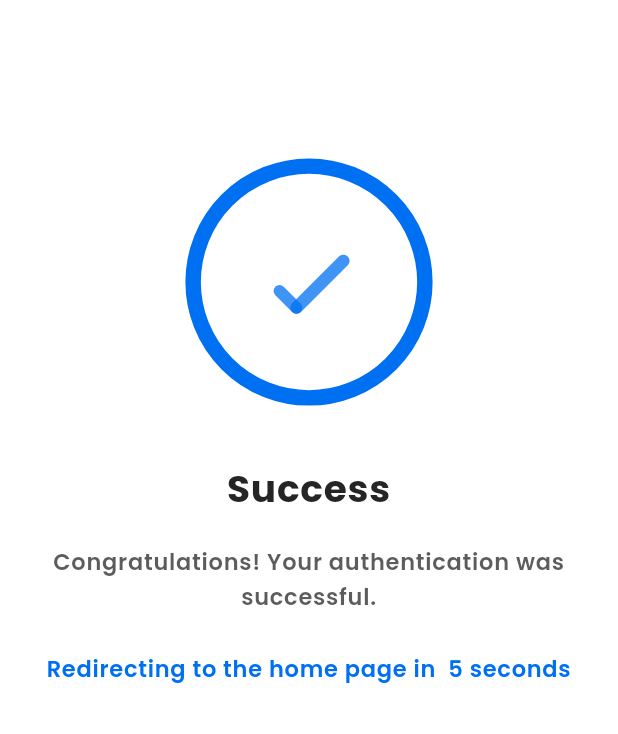
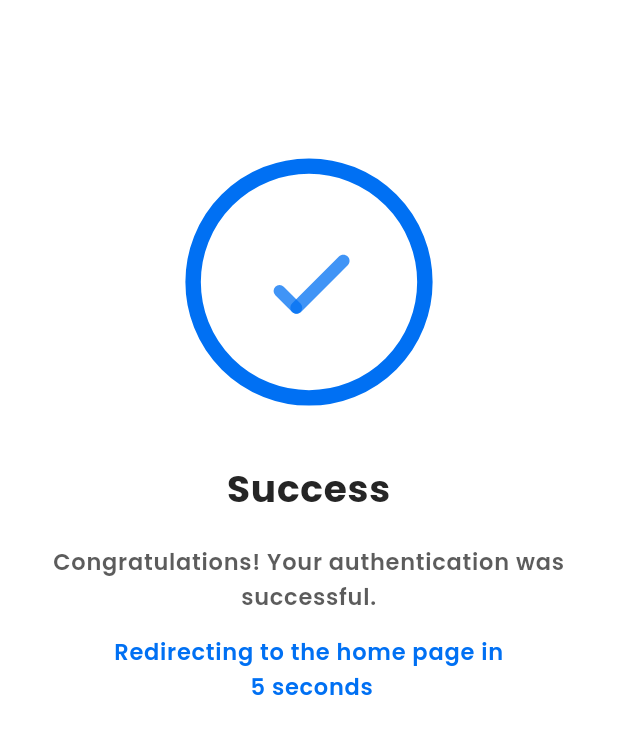
Before and after one commit to aittataa/STORINO-APP-MOBILE-FLUTTER-CONTROL, a Flutter app: the SuccessView screen opened directly, on a phone screen of 412 x 824 dp. Shown: the top 734 px of the screen. Run offline on Flutter 3.47's test engine with Material 3 defaults, Android fonts, the phone set to English and light mode, and no system bars; drawn by our look-alikes of modal_progress_hud_nsn; our stand-ins replace animated_splash_screen, cached_network_image, flutter_spinkit, flutter_svg, get, google_fonts and 5 more; accounts and stored records are empty.

```diff
--- a/lib/app/modules/register/pages/success_view.dart
+++ b/lib/app/modules/register/pages/success_view.dart
@@ -173,7 +173,7 @@ class _Body extends GetView<RegisterController> {
               title: Obx(() {
                 final int countdown = controller.countdown.value;
                 return Text(
-                  "${AppKeys.labelRedirection.name.tr} $countdown ${AppKeys.labelSecondes.name.tr}",
+                  "${AppKeys.labelRedirection.name.tr} \n $countdown ${AppKeys.labelSecondes.name.tr}",
                   textAlign: TextAlign.center,
                   style: GoogleFonts.poppins(
                     color: AppTheme.main_color_1,
```
